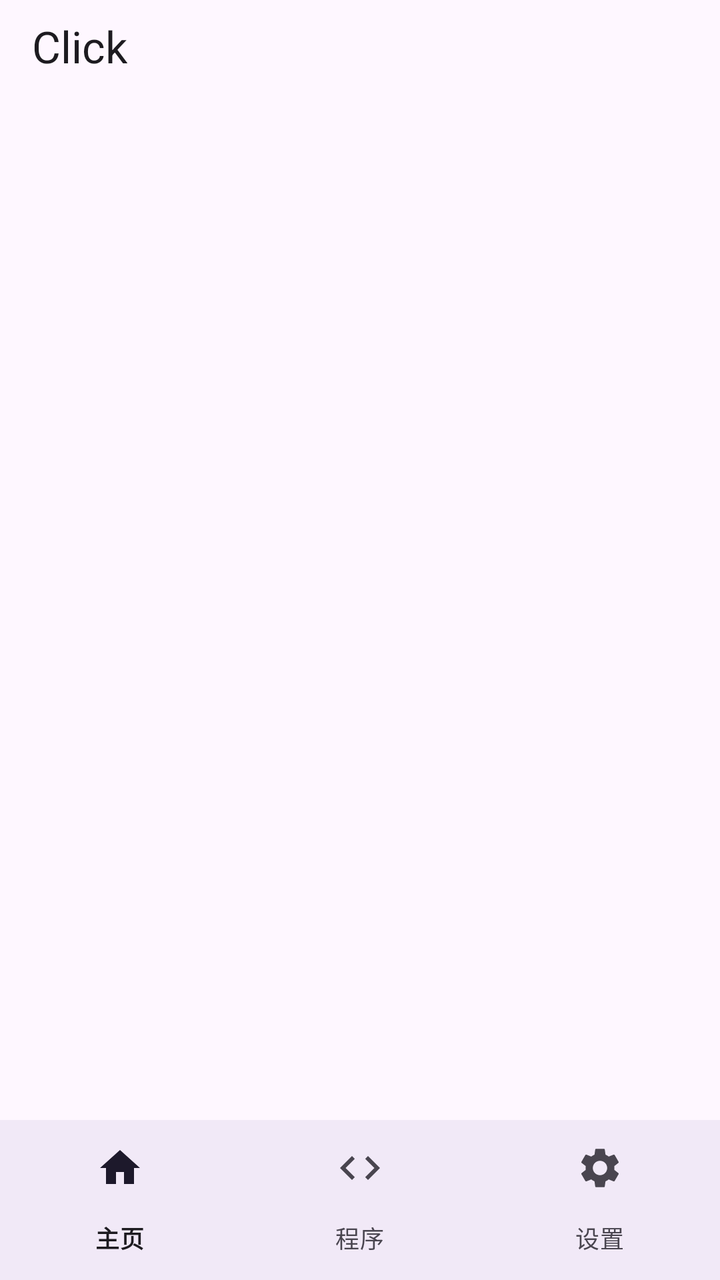
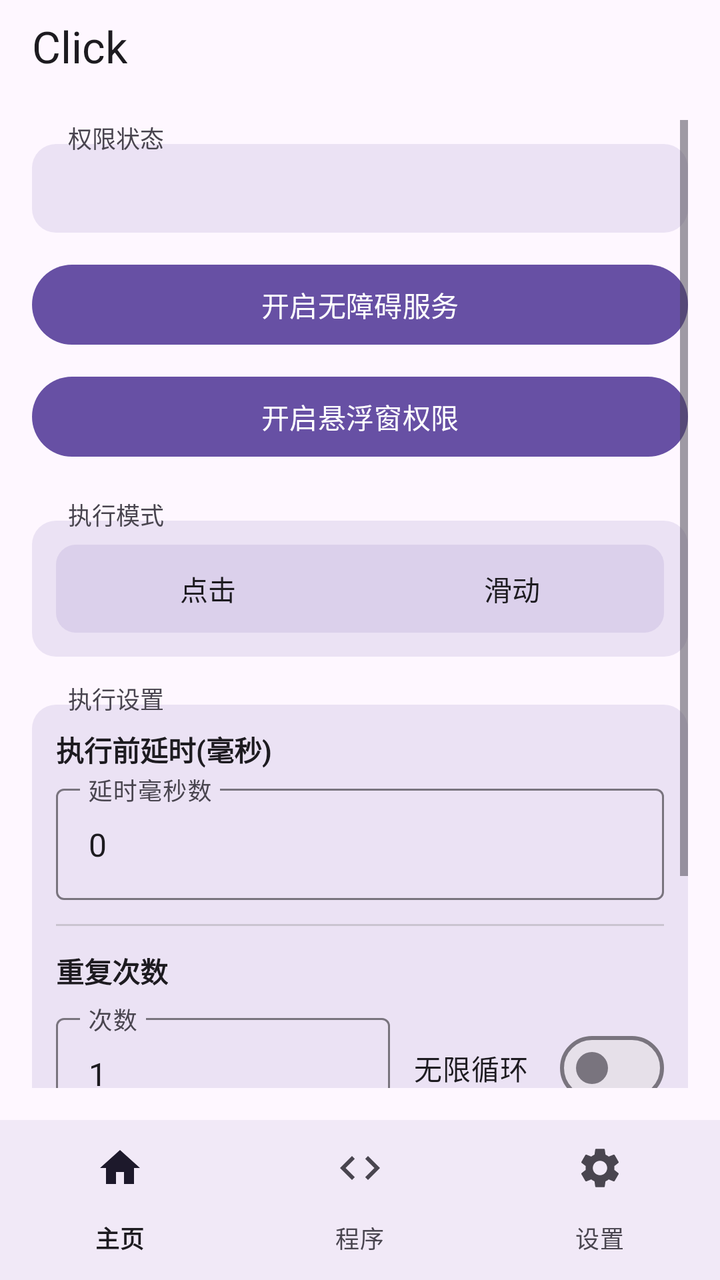

Two renders of the same Android screen: before a commit and after it. Below are the layout's source before the change and the commit's diff.
<!-- AndroidManifest.xml: activity theme Theme.Click -->
<!-- res/layout/activity_main.xml -->
<?xml version="1.0" encoding="utf-8"?>
<LinearLayout xmlns:android="http://schemas.android.com/apk/res/android"
    xmlns:app="http://schemas.android.com/apk/res-auto"
    android:layout_width="match_parent"
    android:layout_height="match_parent"
    android:orientation="vertical">

    <com.google.android.material.appbar.MaterialToolbar
        android:id="@+id/toolbar"
        android:layout_width="match_parent"
        android:layout_height="44dp"
        android:minHeight="44dp"
        android:paddingTop="2dp"
        android:background="?attr/colorSurface"
        app:title="Click"
        app:titleTextColor="?attr/colorOnSurface" />

    <FrameLayout
        android:id="@+id/fragment_container"
        android:layout_width="match_parent"
        android:layout_height="0dp"
        android:layout_weight="1" />

    <com.google.android.material.bottomnavigation.BottomNavigationView
        android:id="@+id/bottom_navigation"
        android:layout_width="match_parent"
        android:layout_height="wrap_content"
        android:background="?attr/colorSurface"
        app:labelVisibilityMode="labeled"
        app:menu="@menu/bottom_nav_menu" />

</LinearLayout>
<!-- resources referenced by this layout -->
<resources>
  <style name="Theme.Click" parent="Theme.Material3.DayNight.NoActionBar">
          <item name="colorPrimary">@color/md_theme_primary</item>
          <item name="colorOnPrimary">@color/md_theme_onPrimary</item>
          <item name="colorPrimaryContainer">@color/md_theme_primaryContainer</item>
          <item name="colorOnPrimaryContainer">@color/md_theme_onPrimaryContainer</item>
          <item name="colorSecondary">@color/md_theme_secondary</item>
          <item name="colorOnSecondary">@color/md_theme_onSecondary</item>
          <item name="colorSecondaryContainer">@color/md_theme_secondaryContainer</item>
          <item name="colorOnSecondaryContainer">@color/md_theme_onSecondaryContainer</item>
          <item name="android:colorBackground">@color/md_theme_background</item>
          <item name="colorOnBackground">@color/md_theme_onBackground</item>
          <item name="colorSurface">@color/md_theme_surface</item>
          <item name="colorOnSurface">@color/md_theme_onSurface</item>
          <item name="colorSurfaceVariant">@color/md_theme_surfaceVariant</item>
          <item name="colorOnSurfaceVariant">@color/md_theme_onSurfaceVariant</item>
          <item name="colorOutline">@color/md_theme_outline</item>
          <item name="colorOutlineVariant">@color/md_theme_outlineVariant</item>
          <item name="android:statusBarColor">@color/md_theme_surface</item>
          <item name="android:navigationBarColor">@color/md_theme_surface</item>
          <item name="android:windowLightStatusBar">true</item>
          <item name="android:windowBackground">@color/md_theme_background</item>
          
          <item name="android:windowSplashScreenBackground">@color/md_theme_background</item>
          <item name="android:windowSplashScreenAnimatedIcon">@drawable/splash_icon</item>
      </style>
  <color name="md_theme_primary">#6750A4</color>
  <color name="md_theme_onPrimary">#FFFFFF</color>
  <color name="md_theme_primaryContainer">#EADDFF</color>
  <color name="md_theme_onPrimaryContainer">#21005D</color>
  <color name="md_theme_secondary">#625B71</color>
  <color name="md_theme_onSecondary">#FFFFFF</color>
  <color name="md_theme_secondaryContainer">#E8DEF8</color>
  <color name="md_theme_onSecondaryContainer">#1D192B</color>
  <color name="md_theme_background">#FEF7FF</color>
  <color name="md_theme_onBackground">#1D1B20</color>
  <color name="md_theme_surface">#FEF7FF</color>
  <color name="md_theme_onSurface">#1D1B20</color>
  <color name="md_theme_surfaceVariant">#E7E0EC</color>
  <color name="md_theme_onSurfaceVariant">#49454F</color>
  <color name="md_theme_outline">#79747E</color>
  <color name="md_theme_outlineVariant">#CAC4D0</color>
  <!-- drawable splash_icon: png bitmap (drawable, 131094 bytes) -->
</resources>

<!-- the commit's change to res/layout/activity_main.xml (unified diff, before → after) -->
@@ -15,11 +15,465 @@
         app:title="Click"
         app:titleTextColor="?attr/colorOnSurface" />
 
-    <FrameLayout
-        android:id="@+id/fragment_container"
+    <ScrollView
         android:layout_width="match_parent"
         android:layout_height="0dp"
-        android:layout_weight="1" />
+        android:layout_weight="1"
+        android:padding="16dp">
+
+        <LinearLayout
+            android:layout_width="match_parent"
+            android:layout_height="wrap_content"
+            android:orientation="vertical">
+
+            
+            <TextView
+                android:layout_width="wrap_content"
+                android:layout_height="wrap_content"
+                android:text="权限状态"
+                android:textSize="12sp"
+                android:textColor="?attr/colorOnSurfaceVariant"
+                android:background="@android:color/transparent"
+                android:paddingHorizontal="6dp"
+                android:layout_marginStart="12dp"
+                android:layout_marginBottom="-6dp"
+                android:elevation="2dp" />
+
+            
+            <LinearLayout
+                android:layout_width="match_parent"
+                android:layout_height="wrap_content"
+                android:orientation="vertical"
+                android:background="@drawable/section_border"
+                android:padding="12dp">
+
+                <TextView
+                    android:id="@+id/statusText"
+                    android:layout_width="match_parent"
+                    android:layout_height="wrap_content"
+                    android:gravity="start"
+                    android:textSize="15sp"
+                    android:textStyle="bold"
+                    android:textColor="?attr/colorOnSurface" />
+            </LinearLayout>
+
+            <Button
+                android:id="@+id/btnEnableService"
+                android:layout_width="match_parent"
+                android:layout_height="wrap_content"
+                android:layout_marginTop="12dp"
+                android:text="开启无障碍服务" />
+
+            <Button
+                android:id="@+id/btnEnableOverlay"
+                android:layout_width="match_parent"
+                android:layout_height="wrap_content"
+                android:layout_marginTop="8dp"
+                android:text="开启悬浮窗权限" />
+
+            
+            <TextView
+                android:layout_width="wrap_content"
+                android:layout_height="wrap_content"
+                android:layout_marginTop="16dp"
+                android:text="执行模式"
+                android:textSize="12sp"
+                android:textColor="?attr/colorOnSurfaceVariant"
+                android:background="@android:color/transparent"
+                android:paddingHorizontal="6dp"
+                android:layout_marginStart="12dp"
+                android:layout_marginBottom="-6dp"
+                android:elevation="2dp" />
+
+            
+            <LinearLayout
+                android:layout_width="match_parent"
+                android:layout_height="wrap_content"
+                android:orientation="vertical"
+                android:background="@drawable/section_border"
+                android:padding="12dp">
+
+                
+                <FrameLayout
+                    android:layout_width="match_parent"
+                    android:layout_height="44dp"
+                    android:background="@drawable/segment_bg">
+
+                    
+                    <View
+                        android:id="@+id/modeIndicator"
+                        android:layout_width="0dp"
+                        android:layout_height="36dp"
+                        android:layout_gravity="center_vertical"
+                        android:layout_marginStart="4dp"
+                        android:background="@drawable/segment_selected" />
+
+                    <LinearLayout
+                        android:layout_width="match_parent"
+                        android:layout_height="match_parent"
+                        android:orientation="horizontal">
+
+                        <TextView
+                            android:id="@+id/radioClick"
+                            android:layout_width="0dp"
+                            android:layout_height="match_parent"
+                            android:layout_weight="1"
+                            android:gravity="center"
+                            android:text="点击"
+                            android:textSize="14sp"
+                            android:textColor="@color/segment_text_selector"
+                            android:clickable="true"
+                            android:focusable="true" />
+
+                        <TextView
+                            android:id="@+id/radioSwipe"
+                            android:layout_width="0dp"
+                            android:layout_height="match_parent"
+                            android:layout_weight="1"
+                            android:gravity="center"
+                            android:text="滑动"
+                            android:textSize="14sp"
+                            android:textColor="@color/segment_text_selector"
+                            android:clickable="true"
+                            android:focusable="true" />
+                    </LinearLayout>
+                </FrameLayout>
+
+                <LinearLayout
+                    android:id="@+id/swipeParams"
+                    android:layout_width="match_parent"
+                    android:layout_height="wrap_content"
+                    android:orientation="vertical"
+                    android:visibility="gone"
+                    android:layout_marginTop="12dp">
+
+                    <View
+                        android:layout_width="match_parent"
+                        android:layout_height="1dp"
+                        android:background="?attr/colorOutlineVariant" />
+
+                    <TextView
+                        android:layout_width="wrap_content"
+                        android:layout_height="wrap_content"
+                        android:layout_marginTop="12dp"
+                        android:text="滑动方式"
+                        android:textSize="13sp"
+                        android:textStyle="bold"
+                        android:textColor="?attr/colorOnSurface" />
+
+                    
+                    <FrameLayout
+                        android:layout_width="match_parent"
+                        android:layout_height="44dp"
+                        android:layout_marginTop="8dp"
+                        android:background="@drawable/segment_bg">
+
+                        <View
+                            android:id="@+id/swipeMethodIndicator"
+                            android:layout_width="0dp"
+                            android:layout_height="36dp"
+                            android:layout_gravity="center_vertical"
+                            android:layout_marginStart="4dp"
+                            android:background="@drawable/segment_selected" />
+
+                        <LinearLayout
+                            android:layout_width="match_parent"
+                            android:layout_height="match_parent"
+                            android:orientation="horizontal">
+
+                            <TextView
+                                android:id="@+id/radioSwipeManual"
+                                android:layout_width="0dp"
+                                android:layout_height="match_parent"
+                                android:layout_weight="1"
+                                android:gravity="center"
+                                android:text="手动参数"
+                                android:textSize="14sp"
+                                android:textColor="@color/segment_text_selector"
+                                android:clickable="true"
+                                android:focusable="true" />
+
+                            <TextView
+                                android:id="@+id/radioSwipeGesture"
+                                android:layout_width="0dp"
+                                android:layout_height="match_parent"
+                                android:layout_weight="1"
+                                android:gravity="center"
+                                android:text="手势录制"
+                                android:textSize="14sp"
+                                android:textColor="@color/segment_text_selector"
+                                android:clickable="true"
+                                android:focusable="true" />
+                        </LinearLayout>
+                    </FrameLayout>
+
+                    <LinearLayout
+                        android:id="@+id/manualSwipeParams"
+                        android:layout_width="match_parent"
+                        android:layout_height="wrap_content"
+                        android:orientation="vertical"
+                        android:layout_marginTop="12dp">
+
+                        <TextView
+                            android:layout_width="wrap_content"
+                            android:layout_height="wrap_content"
+                            android:text="起点"
+                            android:textSize="13sp"
+                            android:textColor="?attr/colorPrimary" />
+
+                        <LinearLayout
+                            android:layout_width="match_parent"
+                            android:layout_height="wrap_content"
+                            android:layout_marginTop="4dp"
+                            android:orientation="horizontal">
+
+                            <com.google.android.material.textfield.TextInputLayout
+                                android:layout_width="0dp"
+                                android:layout_height="wrap_content"
+                                android:layout_weight="1"
+                                android:layout_marginEnd="4dp"
+                                android:hint="起点 X (横向坐标)"
+                                style="@style/Widget.Material3.TextInputLayout.OutlinedBox">
+
+                                <com.google.android.material.textfield.TextInputEditText
+                                    android:id="@+id/inputSwipeX1"
+                                    android:layout_width="match_parent"
+                                    android:layout_height="wrap_content"
+                                    android:inputType="numberDecimal" />
+                            </com.google.android.material.textfield.TextInputLayout>
+
+                            <com.google.android.material.textfield.TextInputLayout
+                                android:layout_width="0dp"
+                                android:layout_height="wrap_content"
+                                android:layout_weight="1"
+                                android:layout_marginStart="4dp"
+                                android:hint="起点 Y (纵向坐标)"
+                                style="@style/Widget.Material3.TextInputLayout.OutlinedBox">
+
+                                <com.google.android.material.textfield.TextInputEditText
+                                    android:id="@+id/inputSwipeY1"
+                                    android:layout_width="match_parent"
+                                    android:layout_height="wrap_content"
+                                    android:inputType="numberDecimal" />
+                            </com.google.android.material.textfield.TextInputLayout>
+                        </LinearLayout>
+
+                        <TextView
+                            android:layout_width="wrap_content"
+                            android:layout_height="wrap_content"
+                            android:layout_marginTop="8dp"
+                            android:text="终点"
+                            android:textSize="13sp"
+                            android:textColor="?attr/colorPrimary" />
+
+                        <LinearLayout
+                            android:layout_width="match_parent"
+                            android:layout_height="wrap_content"
+                            android:layout_marginTop="4dp"
+                            android:orientation="horizontal">
+
+                            <com.google.android.material.textfield.TextInputLayout
+                                android:layout_width="0dp"
+                                android:layout_height="wrap_content"
+                                android:layout_weight="1"
+                                android:layout_marginEnd="4dp"
+                                android:hint="终点 X (横向坐标)"
+                                style="@style/Widget.Material3.TextInputLayout.OutlinedBox">
+
+                                <com.google.android.material.textfield.TextInputEditText
+                                    android:id="@+id/inputSwipeX2"
+                                    android:layout_width="match_parent"
+                                    android:layout_height="wrap_content"
+                                    android:inputType="numberDecimal" />
+                            </com.google.android.material.textfield.TextInputLayout>
+
+                            <com.google.android.material.textfield.TextInputLayout
+                                android:layout_width="0dp"
+                                android:layout_height="wrap_content"
+                                android:layout_weight="1"
+                                android:layout_marginStart="4dp"
+                                android:hint="终点 Y (纵向坐标)"
+                                style="@style/Widget.Material3.TextInputLayout.OutlinedBox">
+
+                                <com.google.android.material.textfield.TextInputEditText
+                                    android:id="@+id/inputSwipeY2"
+                                    android:layout_width="match_parent"
+                                    android:layout_height="wrap_content"
+                                    android:inputType="numberDecimal" />
+                            </com.google.android.material.textfield.TextInputLayout>
+                        </LinearLayout>
+
+                        <TextView
+                            android:layout_width="wrap_content"
+                            android:layout_height="wrap_content"
+                            android:layout_marginTop="8dp"
+                            android:text="时长"
+                            android:textSize="13sp"
+                            android:textColor="?attr/colorPrimary" />
+
+                        <com.google.android.material.textfield.TextInputLayout
+                            android:layout_width="match_parent"
+                            android:layout_height="wrap_content"
+                            android:layout_marginTop="4dp"
+                            android:hint="滑动耗时(毫秒)"
+                            style="@style/Widget.Material3.TextInputLayout.OutlinedBox">
+
+                            <com.google.android.material.textfield.TextInputEditText
+                                android:id="@+id/inputSwipeDuration"
+                                android:layout_width="match_parent"
+                                android:layout_height="wrap_content"
+                                android:inputType="number" />
+                        </com.google.android.material.textfield.TextInputLayout>
+                    </LinearLayout>
+
+                    <LinearLayout
+                        android:id="@+id/gestureSwipeSection"
+                        android:layout_width="match_parent"
+                        android:layout_height="wrap_content"
+                        android:orientation="vertical"
+                        android:visibility="gone"
+                        android:layout_marginTop="12dp">
+
+                        <TextView
+                            android:id="@+id/lblRecordedStatus"
+                            android:layout_width="wrap_content"
+                            android:layout_height="wrap_content"
+                            android:text=""
+                            android:textSize="13sp"
+                            android:textColor="?attr/colorPrimary" />
+
+                        <Button
+                            android:id="@+id/btnRecordGesture"
+                            android:layout_width="match_parent"
+                            android:layout_height="wrap_content"
+                            android:layout_marginTop="8dp"
+                            android:text="录制手势 (在屏幕上滑动)" />
+                    </LinearLayout>
+                </LinearLayout>
+            </LinearLayout>
+
+            
+            <TextView
+                android:layout_width="wrap_content"
+                android:layout_height="wrap_content"
+                android:layout_marginTop="12dp"
+                android:text="执行设置"
+                android:textSize="12sp"
+                android:textColor="?attr/colorOnSurfaceVariant"
+                android:background="@android:color/transparent"
+                android:paddingHorizontal="6dp"
+                android:layout_marginStart="12dp"
+                android:layout_marginBottom="-6dp"
+                android:elevation="2dp" />
+
+            
+            <LinearLayout
+                android:layout_width="match_parent"
+                android:layout_height="wrap_content"
+                android:orientation="vertical"
+                android:background="@drawable/section_border"
+                android:padding="12dp">
+
+                <TextView
+                    android:layout_width="wrap_content"
+                    android:layout_height="wrap_content"
+                    android:text="执行前延时(毫秒)"
+                    android:textSize="14sp"
+                    android:textStyle="bold"
+                    android:textColor="?attr/colorOnSurface" />
+
+                <com.google.android.material.textfield.TextInputLayout
+                    android:layout_width="match_parent"
+                    android:layout_height="wrap_content"
+                    android:layout_marginTop="4dp"
+                    android:hint="延时毫秒数"
+                    style="@style/Widget.Material3.TextInputLayout.OutlinedBox">
+
+                    <com.google.android.material.textfield.TextInputEditText
+                        android:id="@+id/inputDelay"
+                        android:layout_width="match_parent"
+                        android:layout_height="wrap_content"
+                        android:inputType="number"
+                        android:text="0" />
+                </com.google.android.material.textfield.TextInputLayout>
+
+                <View
+                    android:layout_width="match_parent"
+                    android:layout_height="1dp"
+                    android:layout_marginTop="12dp"
+                    android:background="?attr/colorOutlineVariant" />
+
+                <TextView
+                    android:layout_width="wrap_content"
+                    android:layout_height="wrap_content"
+                    android:layout_marginTop="12dp"
+                    android:text="重复次数"
+                    android:textSize="14sp"
+                    android:textStyle="bold"
+                    android:textColor="?attr/colorOnSurface" />
+
+                <LinearLayout
+                    android:layout_width="match_parent"
+                    android:layout_height="wrap_content"
+                    android:layout_marginTop="8dp"
+                    android:orientation="horizontal"
+                    android:gravity="center_vertical">
+
+                    <com.google.android.material.textfield.TextInputLayout
+                        android:layout_width="0dp"
+                        android:layout_height="wrap_content"
+                        android:layout_weight="1"
+                        android:hint="次数"
+                        style="@style/Widget.Material3.TextInputLayout.OutlinedBox">
+
+                        <com.google.android.material.textfield.TextInputEditText
+                            android:id="@+id/inputRepeat"
+                            android:layout_width="match_parent"
+                            android:layout_height="wrap_content"
+                            android:inputType="number"
+                            android:text="1" />
+                    </com.google.android.material.textfield.TextInputLayout>
+
+                    <com.google.android.material.materialswitch.MaterialSwitch
+                        android:id="@+id/checkInfinite"
+                        android:layout_width="wrap_content"
+                        android:layout_height="wrap_content"
+                        android:layout_marginStart="12dp"
+                        android:text="无限循环" />
+                </LinearLayout>
+            </LinearLayout>
+
+            <FrameLayout
+                android:layout_width="match_parent"
+                android:layout_height="wrap_content"
+                android:layout_marginTop="24dp">
+
+                <Button
+                    android:id="@+id/btnStartFloating"
+                    android:layout_width="match_parent"
+                    android:layout_height="wrap_content"
+                    android:text="启动悬浮球"
+                    android:enabled="false" />
+
+                <View
+                    android:id="@+id/btnStartOverlay"
+                    android:layout_width="match_parent"
+                    android:layout_height="match_parent"
+                    android:background="@android:color/transparent"
+                    android:clickable="true"
+                    android:visibility="gone" />
+            </FrameLayout>
+
+            <Button
+                android:id="@+id/btnStopFloating"
+                android:layout_width="match_parent"
+                android:layout_height="wrap_content"
+                android:layout_marginTop="8dp"
+                android:text="停止悬浮球"
+                android:enabled="false" />
+
+        </LinearLayout>
+    </ScrollView>
 
     <com.google.android.material.bottomnavigation.BottomNavigationView
         android:id="@+id/bottom_navigation"
<!-- resource entries referenced after the edit -->
@@ -1,5 +1,26 @@
 <!-- resources referenced by this layout -->
 <resources>
+  <!-- drawable section_border (drawable) -->
+  <?xml version="1.0" encoding="utf-8"?>
+  <shape xmlns:android="http://schemas.android.com/apk/res/android"
+      android:shape="rectangle">
+      <solid android:color="@color/section_background" />
+      <corners android:radius="12dp" />
+  </shape>
+  <!-- drawable segment_bg (drawable) -->
+  <?xml version="1.0" encoding="utf-8"?>
+  <shape xmlns:android="http://schemas.android.com/apk/res/android"
+      android:shape="rectangle">
+      <solid android:color="#206750A4" />
+      <corners android:radius="10dp" />
+  </shape>
+  <!-- drawable segment_selected (drawable) -->
+  <?xml version="1.0" encoding="utf-8"?>
+  <shape xmlns:android="http://schemas.android.com/apk/res/android"
+      android:shape="rectangle">
+      <solid android:color="@color/md_theme_primary" />
+      <corners android:radius="8dp" />
+  </shape>
   <style name="Theme.Click" parent="Theme.Material3.DayNight.NoActionBar">
           <item name="colorPrimary">@color/md_theme_primary</item>
           <item name="colorOnPrimary">@color/md_theme_onPrimary</item>
@@ -25,6 +46,7 @@
           <item name="android:windowSplashScreenBackground">@color/md_theme_background</item>
           <item name="android:windowSplashScreenAnimatedIcon">@drawable/splash_icon</item>
       </style>
+  <color name="section_background">#206750A4</color>
   <color name="md_theme_primary">#6750A4</color>
   <color name="md_theme_onPrimary">#FFFFFF</color>
   <color name="md_theme_primaryContainer">#EADDFF</color>
